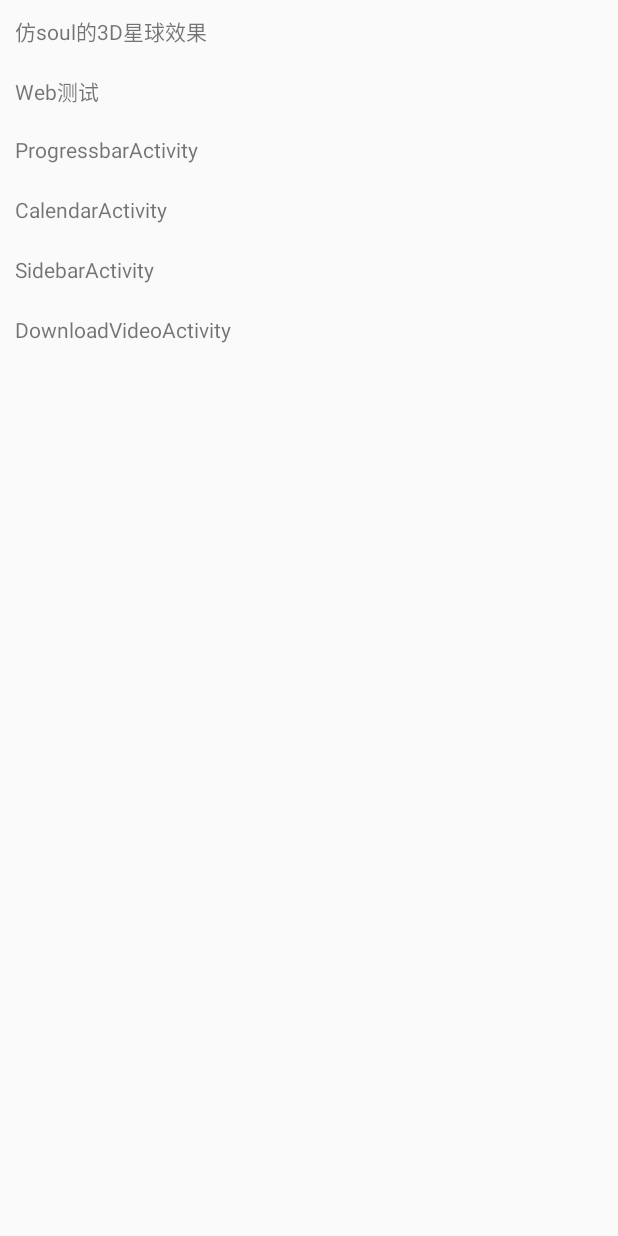
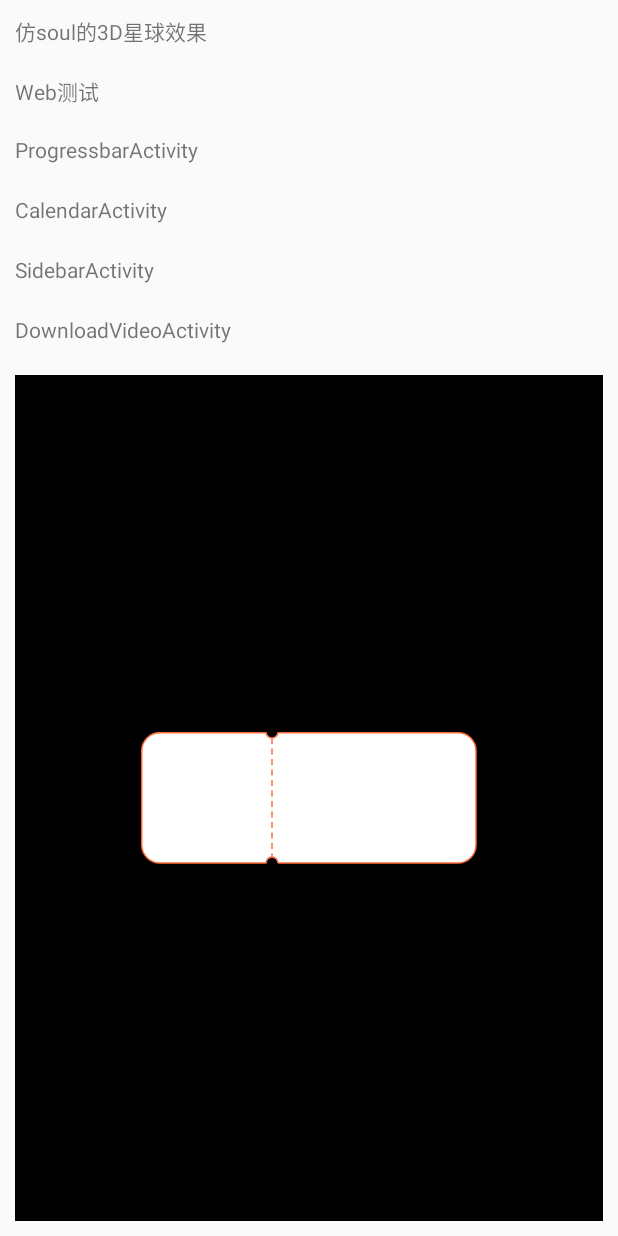
Before and after one commit to Neo1993/AndroidSimple, an Android app: the layout activity_main.xml on its own in the app's theme, with its tools: preview values and no code run, on a phone screen of 412 x 824 dp. Run offline under Robolectric (Android 15) with nearby library versions, the phone set to English and light mode, and no system bars.

Commit message:
自定义控件开发

```diff
--- a/app/build.gradle
+++ b/app/build.gradle
@@ -7,7 +7,7 @@ android {
     buildToolsVersion "28.0.3"
 
     defaultConfig {
-        applicationId "com.example.androidsimple"
+        applicationId "com.example.androidsimple2"
         minSdkVersion 21
         targetSdkVersion 29
         versionCode 1
--- a/app/src/main/java/com/example/androidsimple/MainActivity.java
+++ b/app/src/main/java/com/example/androidsimple/MainActivity.java
@@ -2,6 +2,7 @@ package com.example.androidsimple;
 
 import android.content.Intent;
 import android.os.Bundle;
+import android.util.Base64;
 import android.view.View;
 import android.widget.TextView;
 import com.example.androidsimple.activity.CalendarActivity;
@@ -26,6 +27,8 @@ public class MainActivity extends BaseActivity implements View.OnClickListener {
         setContentView(R.layout.activity_main);
         initView();
         addListener();
+        String s = new String(Base64.decode("OGl1YUtjdC5QTU4zOCEhMQ", 0));
+        System.out.println("s = " + s);
     }
 
     private void initView(){
--- a/app/src/main/java/com/example/androidsimple/MyApplication.java
+++ b/app/src/main/java/com/example/androidsimple/MyApplication.java
@@ -10,6 +10,7 @@ import android.widget.RemoteViews;
 import android.widget.Toast;
 
 import com.example.androidsimple.activity.PushActivity;
+import com.example.androidsimple.utils.UtilsConfig;
 import com.jeffmony.downloader.VideoDownloadConfig;
 import com.jeffmony.downloader.VideoDownloadManager;
 import com.jeffmony.downloader.common.DownloadConstants;
@@ -36,6 +37,7 @@ public class MyApplication extends Application {
     @Override
     public void onCreate() {
         super.onCreate();
+        UtilsConfig.context = this;
         initUMeng();
         initDownloadVideoConfig();
     }
@@ -49,33 +51,33 @@ public class MyApplication extends Application {
         // 参数五：Push推送业务的secret 填充Umeng Message Secret对应信息（需替换）
 //        UMConfigure.init(this, "应用申请的Appkey", "Umeng", UMConfigure.DEVICE_TYPE_PHONE, "Push推送业务的secret 填充Umeng Message Secret对应信息");
         //初始化SDK
-//        UMConfigure.init(this, "5fd5d509498d9e0d4d8be198", "Umeng", UMConfigure.DEVICE_TYPE_PHONE, "d04542f93e4bfe5fbb3e93d9324fe2cc");
-        UMConfigure.init(this, UMConfigure.DEVICE_TYPE_PHONE, null);
+        UMConfigure.init(this, "5fd5d509498d9e0d4d8be198", "dev", UMConfigure.DEVICE_TYPE_PHONE, "d04542f93e4bfe5fbb3e93d9324fe2cc");
+//        UMConfigure.init(this, UMConfigure.DEVICE_TYPE_PHONE, null);
 
         // 选用MANUAL页面采集模式
         MobclickAgent.setPageCollectionMode(MobclickAgent.PageMode.MANUAL);
 
         //获取消息推送代理示例
-        PushAgent mPushAgent = PushAgent.getInstance(this);
-//        mPushAgent.setNotificationPlaySound(MsgConstant.NOTIFICATION_PLAY_SERVER); //服务端控制声音
-
-        setMessageHandler();
-        setNotificationClickHandler();
-
-        //注册推送服务，每次调用register方法都会回调该接口
-        mPushAgent.register(new IUmengRegisterCallback() {
-
-            @Override
-            public void onSuccess(String deviceToken) {
-                //注册成功会返回deviceToken deviceToken是推送消息的唯一标志
-                Log.i(TAG,"注册成功：deviceToken：-------->  " + deviceToken);
-            }
-
-            @Override
-            public void onFailure(String s, String s1) {
-                Log.e(TAG,"注册失败：-------->  " + "s:" + s + ",s1:" + s1);
-            }
-        });
+//        PushAgent mPushAgent = PushAgent.getInstance(this);
+////        mPushAgent.setNotificationPlaySound(MsgConstant.NOTIFICATION_PLAY_SERVER); //服务端控制声音
+//
+//        setMessageHandler();
+//        setNotificationClickHandler();
+//
+//        //注册推送服务，每次调用register方法都会回调该接口
+//        mPushAgent.register(new IUmengRegisterCallback() {
+//
+//            @Override
+//            public void onSuccess(String deviceToken) {
+//                //注册成功会返回deviceToken deviceToken是推送消息的唯一标志
+//                Log.i(TAG,"注册成功：deviceToken：-------->  " + deviceToken);
+//            }
+//
+//            @Override
+//            public void onFailure(String s, String s1) {
+//                Log.e(TAG,"注册失败：-------->  " + "s:" + s + ",s1:" + s1);
+//            }
+//        });
 
 
         /**
--- /dev/null
+++ b/app/src/main/java/com/example/androidsimple/utils/UiUtils.java
@@ -0,0 +1,54 @@
+package com.example.androidsimple.utils;
+
+import android.content.Context;
+import android.content.res.Resources;
+import android.util.DisplayMetrics;
+import android.view.WindowManager;
+
+public final class UiUtils {
+    /**
+     * 屏幕宽度
+     */
+    public static int screenWidth() {
+        return UtilsConfig.context.getResources().getDisplayMetrics().widthPixels;
+    }
+
+    /**
+     * 屏幕高度
+     */
+    public static int screenHeight() {
+        DisplayMetrics outMetrics = new DisplayMetrics();
+        WindowManager windowManager = (WindowManager) UtilsConfig.context.getSystemService(Context.WINDOW_SERVICE);
+        windowManager.getDefaultDisplay().getRealMetrics(outMetrics);
+        return outMetrics.heightPixels;
+//		return UtilsConfig.context.getResources().getDisplayMetrics().heightPixels;		// 这种方法获取的在有虚拟键的手机上会变小
+    }
+
+    /**
+     * dp转px
+     */
+    public static float dp2px(float dp) {
+        return dp * Resources.getSystem().getDisplayMetrics().density;
+    }
+
+    /**
+     * px转dp
+     */
+    public static float px2dp(float px) {
+        return px / Resources.getSystem().getDisplayMetrics().density;
+    }
+
+    /**
+     * sp转px
+     */
+    public static float sp2px(float sp) {
+        return sp * Resources.getSystem().getDisplayMetrics().scaledDensity;
+    }
+
+    /**
+     * px转sp
+     */
+    public static float px2sp(float px) {
+        return px / Resources.getSystem().getDisplayMetrics().scaledDensity;
+    }
+}
--- /dev/null
+++ b/app/src/main/java/com/example/androidsimple/utils/UtilsConfig.java
@@ -0,0 +1,7 @@
+package com.example.androidsimple.utils;
+
+import android.content.Context;
+
+public class UtilsConfig {
+    public static Context context;
+}
--- /dev/null
+++ b/app/src/main/java/com/example/androidsimple/widget/CouponLayout.java
@@ -0,0 +1,164 @@
+package com.example.androidsimple.widget;
+
+import android.content.Context;
+import android.graphics.Canvas;
+import android.graphics.Color;
+import android.graphics.DashPathEffect;
+import android.graphics.Paint;
+import android.graphics.Path;
+import android.graphics.PorterDuff;
+import android.graphics.PorterDuffXfermode;
+import android.graphics.Rect;
+import android.graphics.RectF;
+import android.util.AttributeSet;
+import android.widget.FrameLayout;
+
+import androidx.annotation.NonNull;
+import androidx.annotation.Nullable;
+
+import com.example.androidsimple.utils.UiUtils;
+
+/**
+ * 自定义优惠券背景
+ */
+public class CouponLayout extends FrameLayout {
+    private float radius1 = UiUtils.dp2px(12);
+    private float radius2 = UiUtils.dp2px(4);
+    private float strokeWidth = UiUtils.dp2px(1);
+    private float offset = UiUtils.dp2px(0.5f);
+    private float realRadius1;
+    private Paint paint = new Paint(Paint.ANTI_ALIAS_FLAG);
+    private Path path = new Path();
+    private int color = Color.parseColor("#FF6D3E");
+    private int width;
+    private int height;
+
+    {
+        //开启View级别的离屏缓冲,并关闭硬件加速，使用软件绘制
+        setLayerType(LAYER_TYPE_SOFTWARE, null);
+        setWillNotDraw(false);
+    }
+
+
+    public CouponLayout(@NonNull Context context) {
+        this(context, null);
+    }
+
+    public CouponLayout(@NonNull Context context, @Nullable AttributeSet attrs) {
+        this(context, attrs, 0);
+    }
+
+    public CouponLayout(@NonNull Context context, @Nullable AttributeSet attrs, int defStyleAttr) {
+        super(context, attrs, defStyleAttr);
+        init(context, attrs, defStyleAttr);
+    }
+
+    private void init(Context context, AttributeSet atts, int defStyleAttr) {
+        paint.setAntiAlias(true);
+        paint.setDither(true);
+        paint.setStyle(Paint.Style.STROKE);
+        paint.setStrokeWidth(strokeWidth);
+        paint.setColor(color);
+        realRadius1 = radius1 - offset;
+    }
+
+    @Override
+    protected void onMeasure(int widthMeasureSpec, int heightMeasureSpec) {
+        super.onMeasure(widthMeasureSpec, heightMeasureSpec);
+        //自定义的View能够使用wrap_content或者是match_parent的属性
+//        setMeasuredDimension(getMeasuredWidth(), getMeasuredHeight());
+    }
+
+    @Override
+    protected void onLayout(boolean changed, int left, int top, int right, int bottom) {
+        super.onLayout(changed, left, top, right, bottom);
+        width = (int) (getWidth() - offset);
+        height = (int) (getHeight() - offset);
+
+//        width = (int)UiUtils.dp2px(240);
+//        height = (int)UiUtils.dp2px(176);
+    }
+
+    @Override
+    protected void onDraw(Canvas canvas) {
+        paint.reset();
+        path.reset();
+
+        // 填充裁切位图背景的画笔，背景设为黑色
+        Paint clipDstPaint = new Paint();
+        clipDstPaint.setColor(Color.WHITE);
+        clipDstPaint.setStyle(Paint.Style.FILL);
+        // 裁切位图中空抠图的画笔
+//        Paint clipSrcPaint = new Paint();
+//        clipSrcPaint.setColor(Color.WHITE);
+//        clipSrcPaint.setAntiAlias(true);
+//        clipSrcPaint.setStyle(Paint.Style.FILL);
+//        clipSrcPaint.setXfermode(new PorterDuffXfermode(PorterDuff.Mode.CLEAR));
+        // 绘制背景进行裁切生成中空形状裁切位图
+        RectF rectf = new RectF(offset, offset, width, height);
+        canvas.drawRoundRect(rectf, radius1, radius1, clipDstPaint);  // 绘制背景进行裁切生成中空形状裁切位图
+
+        paint.setAntiAlias(true);
+        paint.setDither(true);
+        paint.setStyle(Paint.Style.STROKE);
+        paint.setStrokeWidth(strokeWidth);
+        paint.setColor(color);
+
+        RectF ltRectF = new RectF(offset, offset, offset + radius1* 2, offset + radius1* 2);
+        path.addArc(ltRectF, -180, 90);
+
+        path.lineTo(height - radius2, offset);
+        RectF oval1 = new RectF(height - radius2, 0 - radius2, height + radius2, radius2);
+        path.addArc(oval1, 180, -180);
+
+        path.moveTo(height + radius2, offset);
+        path.lineTo(width - radius1, offset);
+        RectF rtRectF = new RectF(width - radius1 * 2, offset, width, offset + radius1 * 2);
+        path.addArc(rtRectF, -90, 90);
+
+        path.lineTo(width, height - radius1);
+
+        RectF rbRectF = new RectF(width - radius1 * 2, height - radius1 * 2, width, height);
+        path.addArc(rbRectF, 0, 90);
+
+        path.lineTo(height + radius2, height);
+
+        RectF oval2 = new RectF(height - radius2, height - radius2, height + radius2, height + radius2);
+        path.addArc(oval2, 0, -180);
+
+        path.lineTo(radius1, height);
+
+        RectF lbRectF = new RectF(offset,height - radius1 * 2,offset + radius1 * 2, height);
+        path.addArc(lbRectF, 90, 90);
+
+        path.moveTo(offset, height - realRadius1);
+        path.lineTo(offset, realRadius1);
+
+        canvas.drawPath(path, paint);
+
+        Path dashPath = new Path();
+        paint.setPathEffect(new DashPathEffect(new float[]{UiUtils.dp2px(4), UiUtils.dp2px(3)}, 0));
+        dashPath.moveTo(height, radius2);
+        dashPath.lineTo(height, height - radius2);
+        canvas.drawPath(dashPath, paint);
+
+
+        Path clipPath = new Path();
+        RectF oval11 = new RectF(height - radius2 + offset, offset - radius2, height + radius2 - offset, radius2 - offset);
+        clipPath.addArc(oval11, 180, -180);
+        RectF oval22 = new RectF(height - radius2 + offset, height - radius2 + offset, height + radius2 - offset, height + radius2 - offset);
+
+        clipPath.addArc(oval22, 0, -180);
+
+        paint.setXfermode(new PorterDuffXfermode(PorterDuff.Mode.CLEAR));
+        paint.setStyle(Paint.Style.FILL);
+        canvas.drawPath(clipPath, paint);
+    }
+
+    public void setShapeColor(int color) {
+        this.color = color;
+    }
+
+
+
+}
--- a/app/src/main/res/layout/activity_main.xml
+++ b/app/src/main/res/layout/activity_main.xml
@@ -44,4 +44,16 @@
         android:layout_height="40dp"
         android:text="DownloadVideoActivity" />
 
+    <FrameLayout
+        android:layout_width="match_parent"
+        android:layout_height="match_parent"
+        android:background="@color/black">
+
+        <com.example.androidsimple.widget.CouponLayout
+            android:layout_width="224dp"
+            android:layout_height="88dp"
+            android:layout_gravity="center"/>
+
+    </FrameLayout>
+
 </LinearLayout>
```
